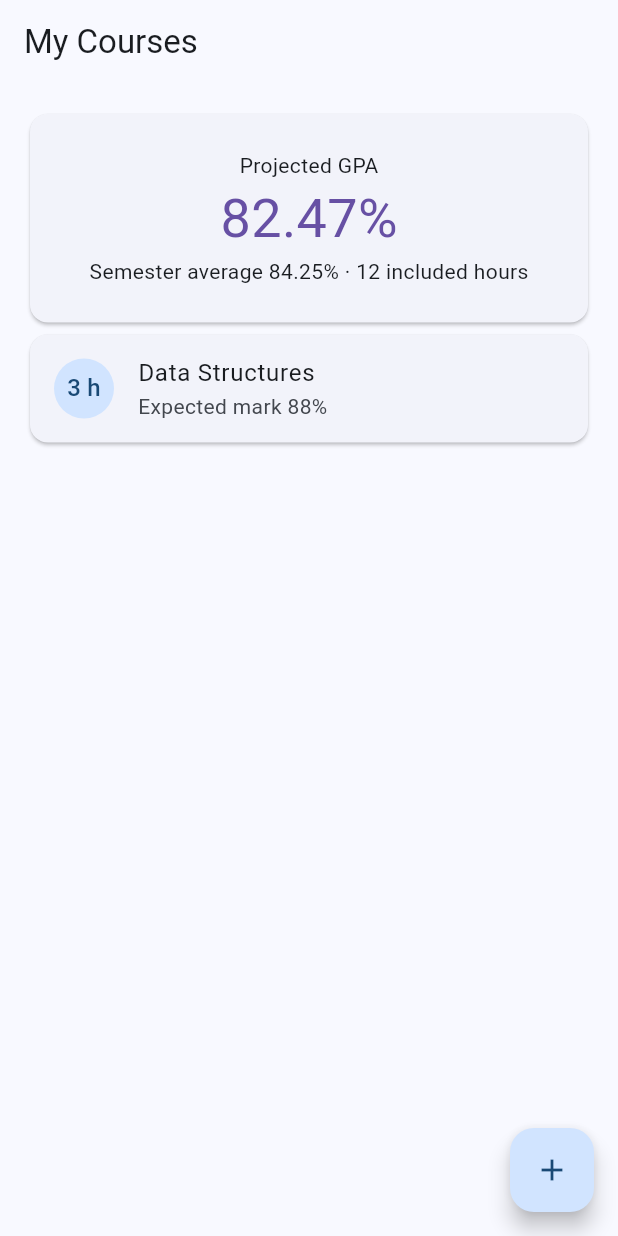
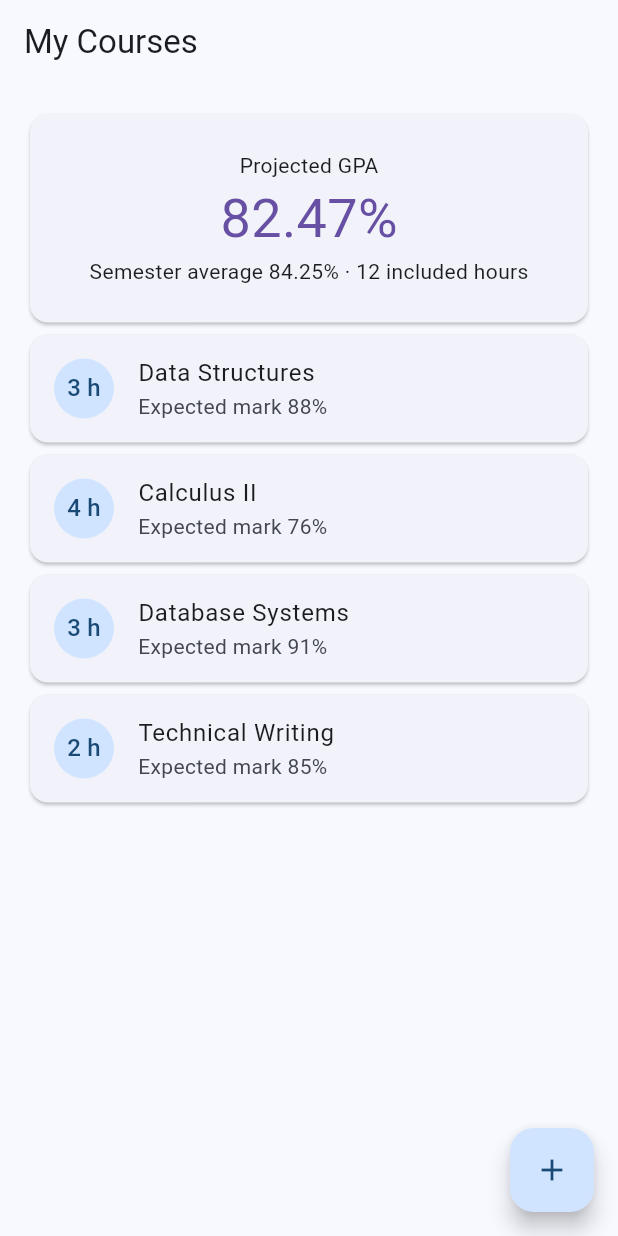
Before and after one commit to SultanAbbas0/flutter-workshop, a Flutter app: the screen it shows after launch, on a phone screen of 412 x 824 dp. Run offline on Flutter 3.47's test engine with Material 3 defaults, Android fonts, the phone set to English and light mode, and no system bars.

Commit message:
Step 8: the other three course rows

```diff
--- a/lib/main.dart
+++ b/lib/main.dart
@@ -46,6 +46,27 @@ class GpaPlannerApp extends StatelessWidget {
                   subtitle: Text('Expected mark 88%'),
                 ),
               ),
+              Card(
+                child: ListTile(
+                  leading: CircleAvatar(child: Text('4 h')),
+                  title: Text('Calculus II'),
+                  subtitle: Text('Expected mark 76%'),
+                ),
+              ),
+              Card(
+                child: ListTile(
+                  leading: CircleAvatar(child: Text('3 h')),
+                  title: Text('Database Systems'),
+                  subtitle: Text('Expected mark 91%'),
+                ),
+              ),
+              Card(
+                child: ListTile(
+                  leading: CircleAvatar(child: Text('2 h')),
+                  title: Text('Technical Writing'),
+                  subtitle: Text('Expected mark 85%'),
+                ),
+              ),
             ],
           ),
         ),
```
